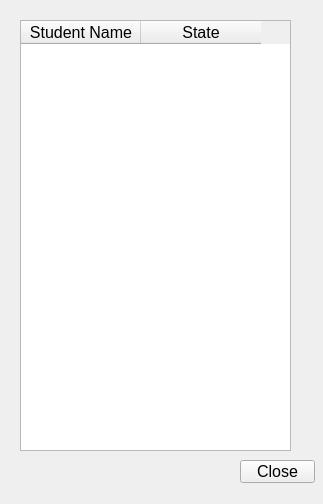
Before: the Qt Designer form uploadmanage.ui in dkithmal/BinduProjectTeacher, drawn with Qt 5.
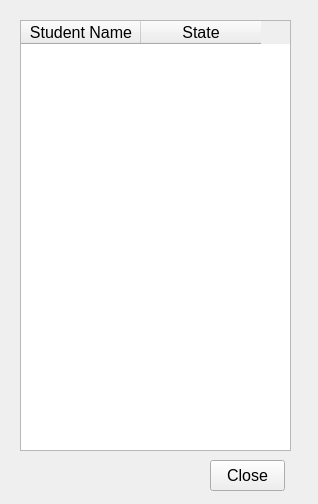
After: the same form once the commit is applied.

```diff
--- a/uploadmanage.ui
+++ b/uploadmanage.ui
@@ -6,7 +6,7 @@
    <rect>
     <x>0</x>
     <y>0</y>
-    <width>323</width>
+    <width>318</width>
     <height>504</height>
    </rect>
   </property>
@@ -21,10 +21,10 @@
   <widget class="QPushButton" name="pBUpdateClose">
    <property name="geometry">
     <rect>
-     <x>240</x>
+     <x>210</x>
      <y>460</y>
      <width>75</width>
-     <height>23</height>
+     <height>31</height>
     </rect>
    </property>
    <property name="text">
```
Left out of the diff: 3 changed lines with no effect on the pictures.
